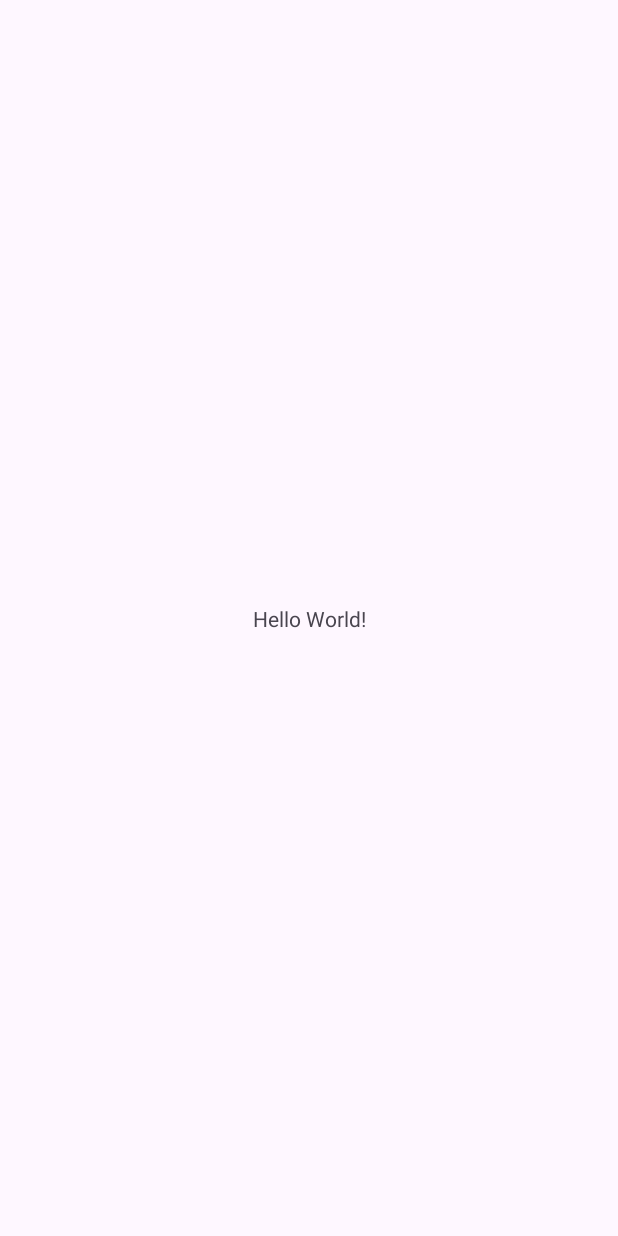
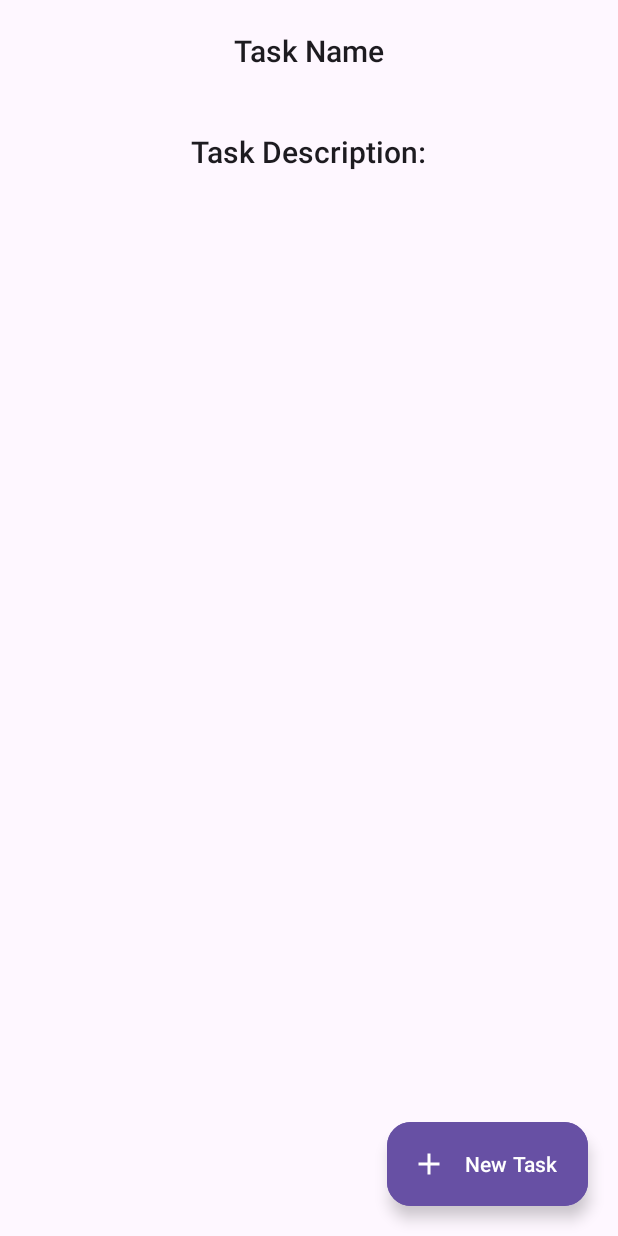
Before and after one commit to dinithii/ToDoList_app, an Android app: the screen it shows after launch (MainActivity), on a phone screen of 412 x 824 dp. Before the commit the screen is almost empty. Run offline under Robolectric (Android 15) with nearby library versions, the phone set to English and light mode, and no system bars.

Commit message:
New Task Sheet created

```diff
--- a/app/build.gradle.kts
+++ b/app/build.gradle.kts
@@ -15,6 +15,10 @@ android {
         versionName = "1.0"
 
         testInstrumentationRunner = "androidx.test.runner.AndroidJUnitRunner"
+    }
+
+    buildFeatures{
+        viewBinding = true
     }
 
     buildTypes {
--- a/app/src/main/java/com/example/todolist/MainActivity.kt
+++ b/app/src/main/java/com/example/todolist/MainActivity.kt
@@ -2,10 +2,27 @@ package com.example.todolist
 
 import androidx.appcompat.app.AppCompatActivity
 import android.os.Bundle
+import androidx.lifecycle.ViewModelProvider
+import com.example.todolist.databinding.ActivityMainBinding
 
 class MainActivity : AppCompatActivity() {
+    private lateinit var binding: ActivityMainBinding
+    private lateinit var taskViewModel: TaskViewModel
+
     override fun onCreate(savedInstanceState: Bundle?) {
         super.onCreate(savedInstanceState)
-        setContentView(R.layout.activity_main)
+        binding = ActivityMainBinding.inflate(layoutInflater)
+        setContentView(binding.root)
+        taskViewModel = ViewModelProvider(this).get(TaskViewModel::class.java)
+        binding.newTaskButton.setOnClickListener{
+            NewTaskSheet().show(supportFragmentManager, "newTaskTag")
+        }
+
+        taskViewModel.name.observe(this){
+            binding.taskName.text = String.format("Task Name: %s", it)
+        }
+        taskViewModel.desc.observe(this){
+            binding.taskDesc.text = String.format("Task Description: %s", it)
+        }
     }
 }
--- /dev/null
+++ b/app/src/main/java/com/example/todolist/TaskViewModel.kt
@@ -0,0 +1,9 @@
+package com.example.todolist
+
+import androidx.lifecycle.MutableLiveData
+import androidx.lifecycle.ViewModel
+
+class TaskViewModel: ViewModel() {
+    var name = MutableLiveData<String>()
+    var desc = MutableLiveData<String>()
+}
--- /dev/null
+++ b/app/src/main/res/drawable/baseline_add_24.xml
@@ -0,0 +1,5 @@
+<vector android:height="24dp" android:tint="#000000"
+    android:viewportHeight="24" android:viewportWidth="24"
+    android:width="24dp" xmlns:android="http://schemas.android.com/apk/res/android">
+    <path android:fillColor="@android:color/white" android:pathData="M19,13h-6v6h-2v-6H5v-2h6V5h2v6h6v2z"/>
+</vector>
--- a/app/src/main/res/layout/activity_main.xml
+++ b/app/src/main/res/layout/activity_main.xml
@@ -1,18 +1,49 @@
 <?xml version="1.0" encoding="utf-8"?>
-<androidx.constraintlayout.widget.ConstraintLayout xmlns:android="http://schemas.android.com/apk/res/android"
+<RelativeLayout
+    xmlns:android="http://schemas.android.com/apk/res/android"
     xmlns:app="http://schemas.android.com/apk/res-auto"
     xmlns:tools="http://schemas.android.com/tools"
     android:layout_width="match_parent"
     android:layout_height="match_parent"
     tools:context=".MainActivity">
 
+    <LinearLayout
+        android:layout_width="match_parent"
+        android:layout_height="match_parent"
+        android:orientation="vertical">
+
     <TextView
+        android:id="@+id/taskName"
         android:layout_width="wrap_content"
         android:layout_height="wrap_content"
-        android:text="Hello World!"
-        app:layout_constraintBottom_toBottomOf="parent"
-        app:layout_constraintEnd_toEndOf="parent"
-        app:layout_constraintStart_toStartOf="parent"
-        app:layout_constraintTop_toTopOf="parent" />
+        android:text="@string/task_name"
+        style="@style/TextAppearance.AppCompat.Title"
+        android:layout_margin="20dp"
+        android:layout_gravity="center" />
 
-</androidx.constraintlayout.widget.ConstraintLayout>
+        <TextView
+            android:id="@+id/taskDesc"
+            android:layout_width="wrap_content"
+            android:layout_height="wrap_content"
+            android:text="@string/task_description"
+            style="@style/TextAppearance.AppCompat.Title"
+            android:layout_margin="20dp"
+            android:layout_gravity="center" />
+
+    </LinearLayout>
+
+    <com.google.android.material.floatingactionbutton.ExtendedFloatingActionButton
+        android:layout_width="wrap_content"
+        android:layout_height="wrap_content"
+        android:text="@string/new_task"
+        android:id="@+id/newTaskButton"
+        android:backgroundTint="?attr/colorPrimary"
+        android:textColor="?colorOnPrimary"
+        android:layout_alignParentBottom="true"
+        android:layout_alignParentEnd="true"
+        android:padding="5dp"
+        android:layout_margin="20dp"
+        app:icon="@drawable/baseline_add_24"
+        app:iconTint="?colorOnPrimary" />
+
+</RelativeLayout>
--- a/app/src/main/res/values/strings.xml
+++ b/app/src/main/res/values/strings.xml
@@ -1,3 +1,14 @@
 <resources>
     <string name="app_name">ToDoList</string>
+    <string name="task_name">Task Name</string>
+    <string name="task_description">Task Description:</string>
+    <string name="new_task">New Task</string>
+    <!-- TODO: Remove or change this placeholder text -->
+    <string name="hello_blank_fragment">Hello blank fragment</string>
+    <string name="new_task2">New Task</string>
+    <string name="new_task3">New Task</string>
+    <string name="name">Name</string>
+    <string name="description">Description</string>
+    <string name="select_time">Select Time</string>
+    <string name="save">Save</string>
 </resources>
```
Also changed, not shown: app/src/main/java/com/example/todolist/NewTaskSheet.kt (added, +41 -0 lines), app/src/main/res/layout/fragment_new_task_sheet.xml (added, +73 -0 lines).
